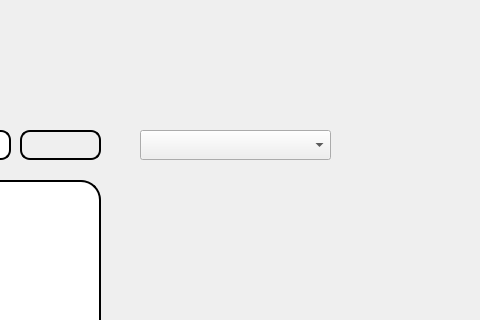
Above: SandboxForTesting/Whoosh/gui.ui from ChristianP01/Gamenter before the change; both pictures show x 510 to 990 and y 0 to 320 of the 1251 by 892 pixel window. Below: the same form after it.
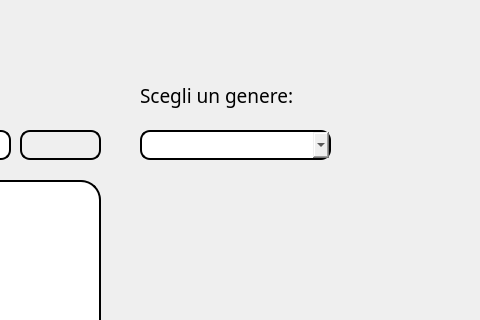
That is the form after the change. Icons and pictures are not drawn.

Diff of the .ui file:
```diff
--- a/SandboxForTesting/Whoosh/gui.ui
+++ b/SandboxForTesting/Whoosh/gui.ui
@@ -143,6 +143,27 @@
     <property name="whatsThis">
      <string/>
     </property>
+    <property name="styleSheet">
+     <string notr="true">QComboBox{
+border: 2px solid;
+border-radius: 10px;
+}
+
+
+QComboBox:on {
+    border-bottom-left-radius: 0px;
+    border-bottom-right-radius: 0px;
+}
+
+QComboBox QAbstractItemView {
+    border-bottom-right-radius: 10px;
+    border-bottom-left-radius: 10px;
+    background: white;
+    border: 1px solid gray;
+    box-shadow: transparent;
+    padding: 4px 4px 4px 4px
+}</string>
+    </property>
     <property name="editable">
      <bool>false</bool>
     </property>
@@ -150,6 +171,38 @@
      <string/>
     </property>
    </widget>
+   <widget class="QLabel" name="label_2">
+    <property name="geometry">
+     <rect>
+      <x>770</x>
+      <y>320</y>
+      <width>74</width>
+      <height>18</height>
+     </rect>
+    </property>
+    <property name="text">
+     <string/>
+    </property>
+   </widget>
+   <widget class="QLabel" name="label_3">
+    <property name="geometry">
+     <rect>
+      <x>650</x>
+      <y>80</y>
+      <width>201</width>
+      <height>31</height>
+     </rect>
+    </property>
+    <property name="font">
+     <font>
+      <family>AvantGarde LT Medium</family>
+      <pointsize>14</pointsize>
+     </font>
+    </property>
+    <property name="text">
+     <string>Scegli un genere:</string>
+    </property>
+   </widget>
   </widget>
   <widget class="QMenuBar" name="menubar">
    <property name="geometry">
```
